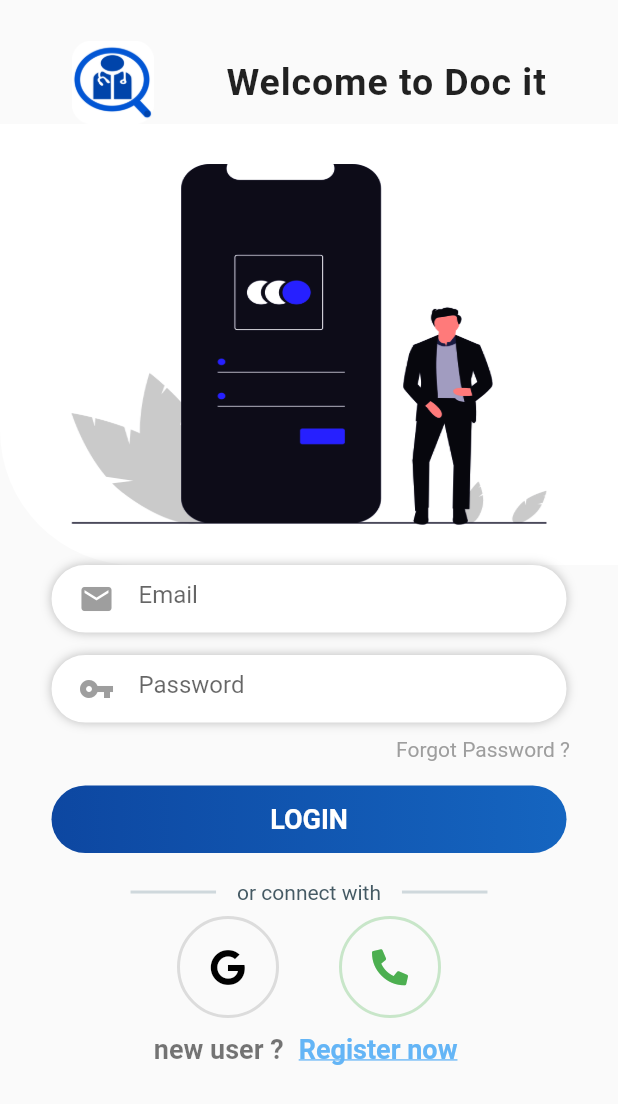
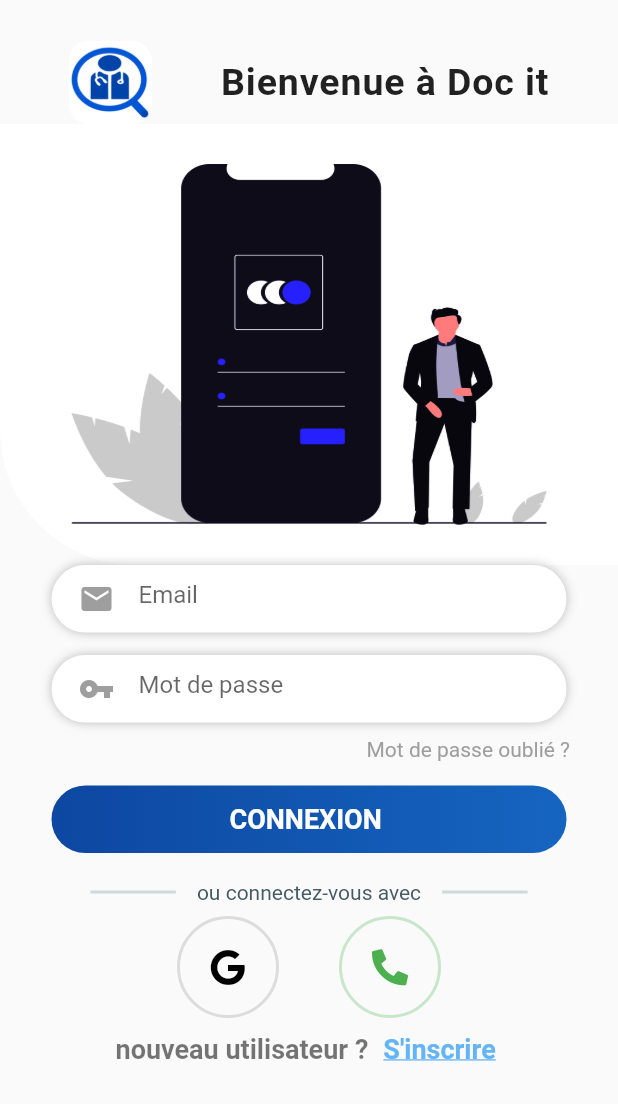
Before and after one commit to mouslim21/docit, a Flutter app: the LoginPage screen opened directly, on a phone screen of 412 x 824 dp. Shown: the top 1104 px of the screen. Run offline on Flutter 3.47's test engine with Material 2 defaults, Android fonts, the phone set to English and light mode, and no system bars; our stand-ins replace carousel_pro, carousel_slider, cloud_firestore, curved_navigation_bar, firebase_auth, firebase_database and 7 more; missing offline and left inert: folding_cell; accounts and stored records are empty.

Commit message:
Update login.dart

```diff
--- a/lib/login/login.dart
+++ b/lib/login/login.dart
@@ -80,7 +80,7 @@
                           width: 55,
                           height: 55,
                         ),
-                        Text("Welcome to Doc it",
+                        Text("Bienvenue à Doc it",
                             style: TextStyle(
                                 fontSize: 25,
                                 letterSpacing: .6,
@@ -185,7 +185,7 @@
                               Icons.vpn_key,
                               color: hintcolor,
                             ),
-                            hintText: 'Password',
+                            hintText: 'Mot de passe',
                           ),
                         ),
                       ),
@@ -200,7 +200,7 @@
                           child: Padding(
                             padding: const EdgeInsets.only(top: 10, right: 32),
                             child: Text(
-                              'Forgot Password ?',
+                              'Mot de passe oublié ?',
                               style: TextStyle(
                                 color: Colors.grey,
                               ),
@@ -221,7 +221,7 @@
                                 }));
                           } else {
                             setState(() {
-                              print("login failed");
+                              print("échec de la connexion ");
                               hintcolor = Colors.red[200];
                               bordercolor = Colors.red[100];
                             });
@@ -239,7 +239,7 @@
                               BorderRadius.all(Radius.circular(50))),
                           child: Center(
                             child: Text(
-                              'Login'.toUpperCase(),
+                              'Connexion '.toUpperCase(),
                               style: TextStyle(
                                   fontSize: 18,
                                   color: Colors.white,
@@ -261,7 +261,7 @@
                           ),
                           Container(
                             child: Text(
-                              "or connect with",
+                              "ou connectez-vous avec",
                               style: TextStyle(color: Colors.blueGrey.shade700),
                             ),
                             margin:
@@ -334,7 +334,7 @@
                           mainAxisAlignment: MainAxisAlignment.center,
                           children: <Widget>[
                             Text(
-                              "new user ?",
+                              "nouveau utilisateur ?",
                               style: TextStyle(
                                 color: Colors.black54,
                                 fontSize: 18,
@@ -345,7 +345,7 @@
                               width: 10,
                             ),
                             Text(
-                              "Register now ",
+                              "S'inscrire ",
                               style: TextStyle(
                                   color: Colors.blue[300],
                                   fontSize: 18,
```
